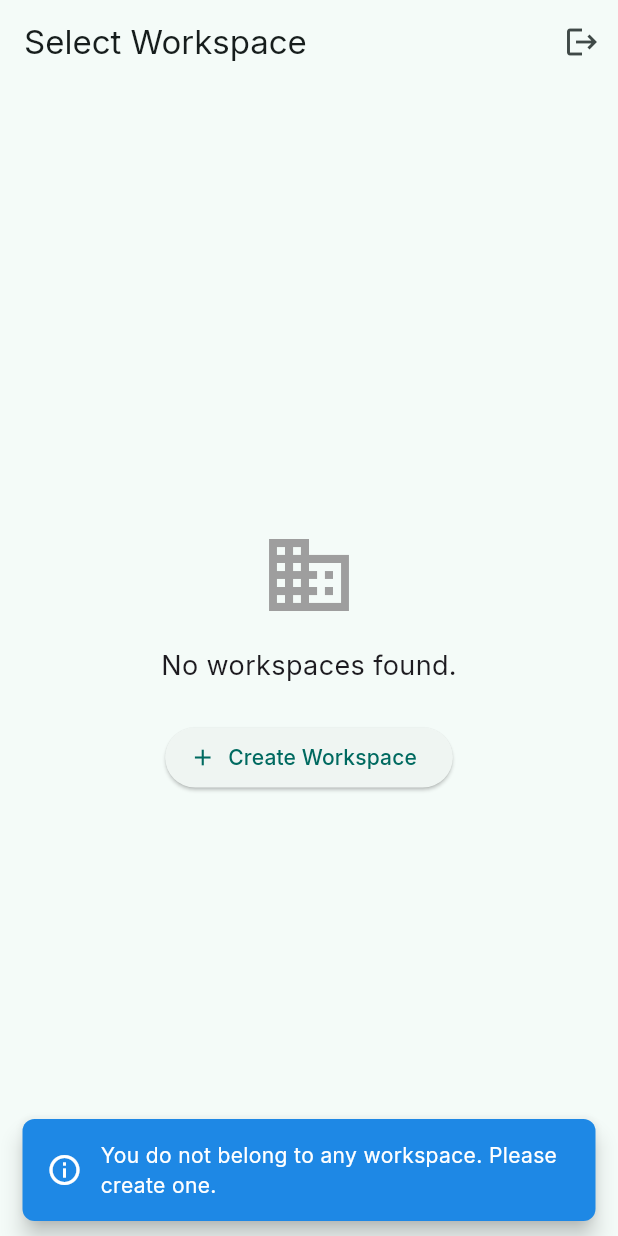
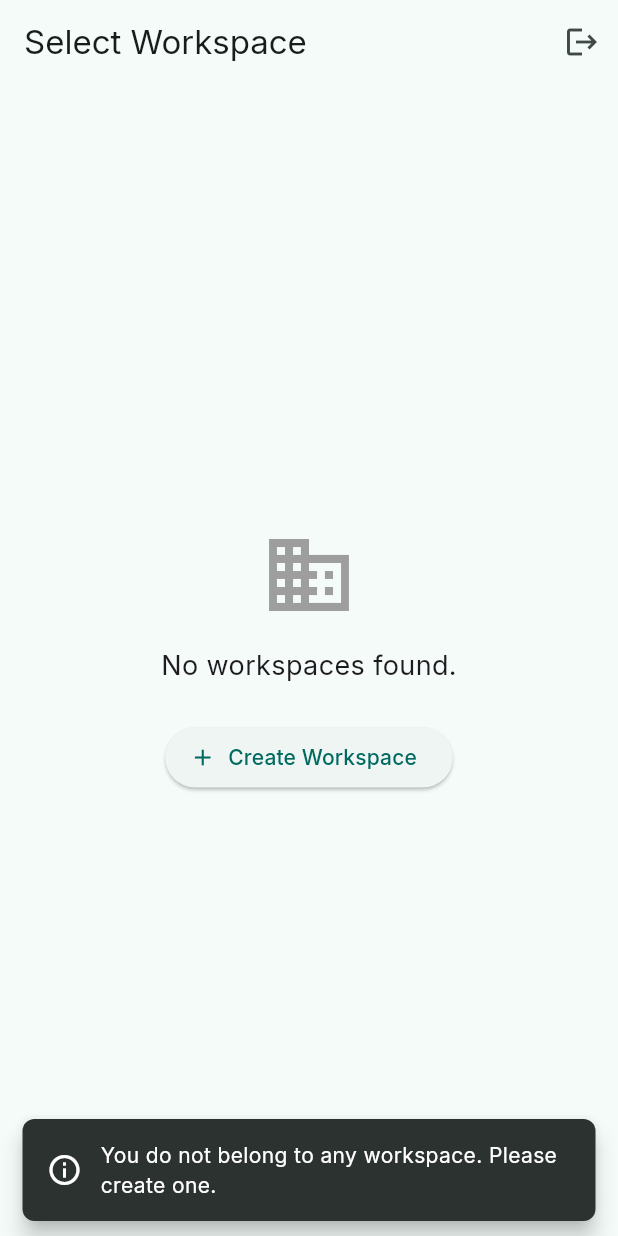
Before and after one commit to Veera1011/Vzha-TrackIt, a Flutter app: the TenantSelectionScreen screen opened by its route, on a phone screen of 412 x 824 dp. Run offline on Flutter 3.47's test engine with Material 3 defaults, Android fonts, the phone set to English and light mode, and no system bars; our stand-ins replace fl_chart, flutter_riverpod, go_router, google_fonts, image_picker, isar and 5 more; accounts and stored records are empty; generated files the repository leaves out were written again; network calls fail.

Commit message:
11/05/2026

```diff
--- a/lib/core/utils/snackbar_util.dart
+++ b/lib/core/utils/snackbar_util.dart
@@ -9,10 +9,11 @@ class SnackbarUtil {
           children: [
             const Icon(Icons.check_circle, color: Colors.white),
             const SizedBox(width: 12),
-            Expanded(child: Text(message, style: const TextStyle(color: Colors.white))),
+            Expanded(
+              child: Text(message, style: const TextStyle(color: Colors.white)),
+            ),
           ],
         ),
-        backgroundColor: Colors.green.shade600,
         behavior: SnackBarBehavior.floating,
         shape: RoundedRectangleBorder(borderRadius: BorderRadius.circular(8)),
       ),
@@ -27,7 +28,9 @@ class SnackbarUtil {
           children: [
             const Icon(Icons.error_outline, color: Colors.white),
             const SizedBox(width: 12),
-            Expanded(child: Text(message, style: const TextStyle(color: Colors.white))),
+            Expanded(
+              child: Text(message, style: const TextStyle(color: Colors.white)),
+            ),
           ],
         ),
         backgroundColor: Theme.of(context).colorScheme.error,
@@ -45,10 +48,11 @@ class SnackbarUtil {
           children: [
             const Icon(Icons.info_outline, color: Colors.white),
             const SizedBox(width: 12),
-            Expanded(child: Text(message, style: const TextStyle(color: Colors.white))),
+            Expanded(
+              child: Text(message, style: const TextStyle(color: Colors.white)),
+            ),
           ],
         ),
-        backgroundColor: Colors.blue.shade600,
         behavior: SnackBarBehavior.floating,
         shape: RoundedRectangleBorder(borderRadius: BorderRadius.circular(8)),
       ),
```
Also changed, not shown: 1 other file.
